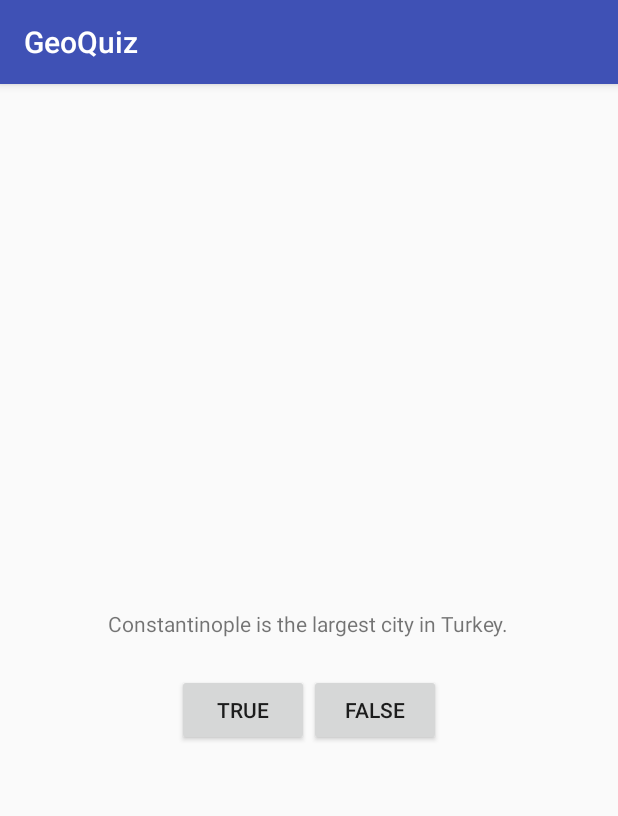
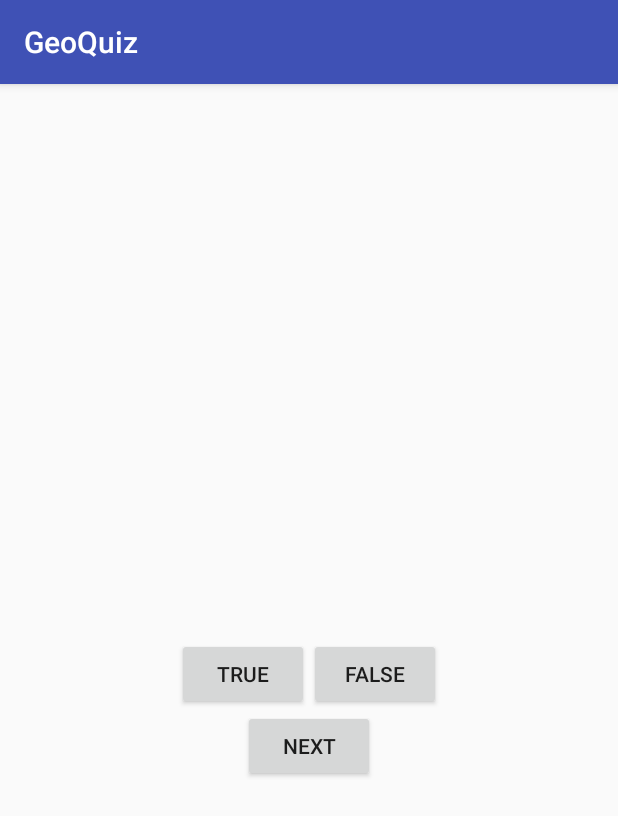
Before and after one commit to peterokwara/GeoQuiz, an Android app: the screen it shows after launch (QuizActivity), on a phone screen of 412 x 824 dp. Shown: the top 816 px of the screen. Run offline under Robolectric (Android 15) with nearby library versions, the phone set to English and light mode, and no system bars.

Commit message:
Add next button to the view and change text component to allow multiple questions

```diff
--- a/app/src/main/res/layout/activity_quiz.xml
+++ b/app/src/main/res/layout/activity_quiz.xml
@@ -12,7 +12,7 @@
         android:layout_width="wrap_content"
         android:layout_height="wrap_content"
         android:padding="24dp"
-        android:text="@string/question_text"/>
+        android:id="@+id/question_text_view"/>
 
     <LinearLayout
         android:layout_width="wrap_content"
@@ -32,4 +32,10 @@
             android:id="@+id/false_button"/>
 
     </LinearLayout>
+
+    <Button
+        android:layout_width="wrap_content"
+        android:layout_height="wrap_content"
+        android:id="@+id/next_button"
+        android:text="@string/next_button"/>
 </LinearLayout>
--- a/app/src/main/res/values/strings.xml
+++ b/app/src/main/res/values/strings.xml
@@ -2,9 +2,9 @@
     <string name="app_name">GeoQuiz</string>
 
     <!--Activity quiz components-->
-    <string name="question_text">Constantinople is the largest city in Turkey.</string>
     <string name="true_button">True</string>
     <string name="false_button">False</string>
+    <string name="next_button">Next</string>
 
     <!--Strings for the toast notification-->
     <string name="correct_toast">Correct!</string>
```
